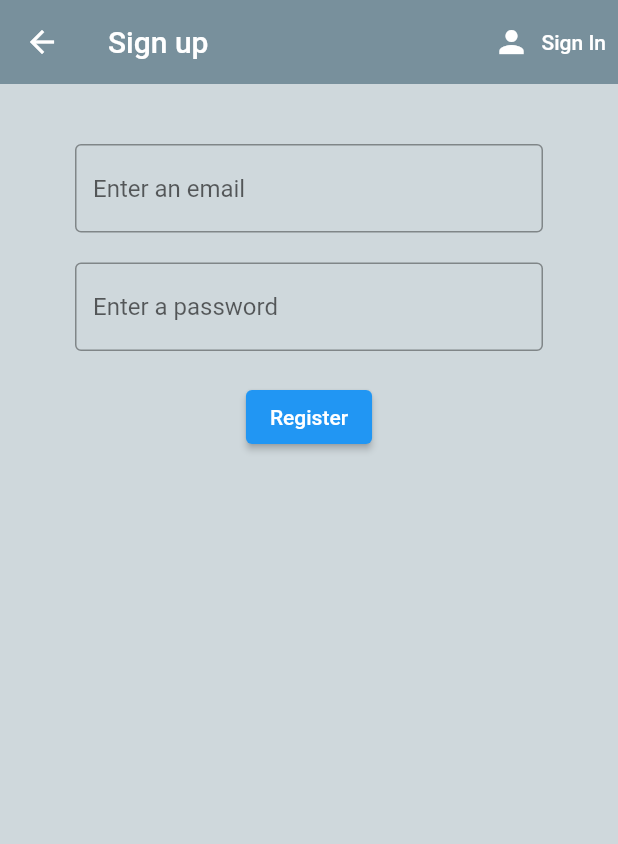
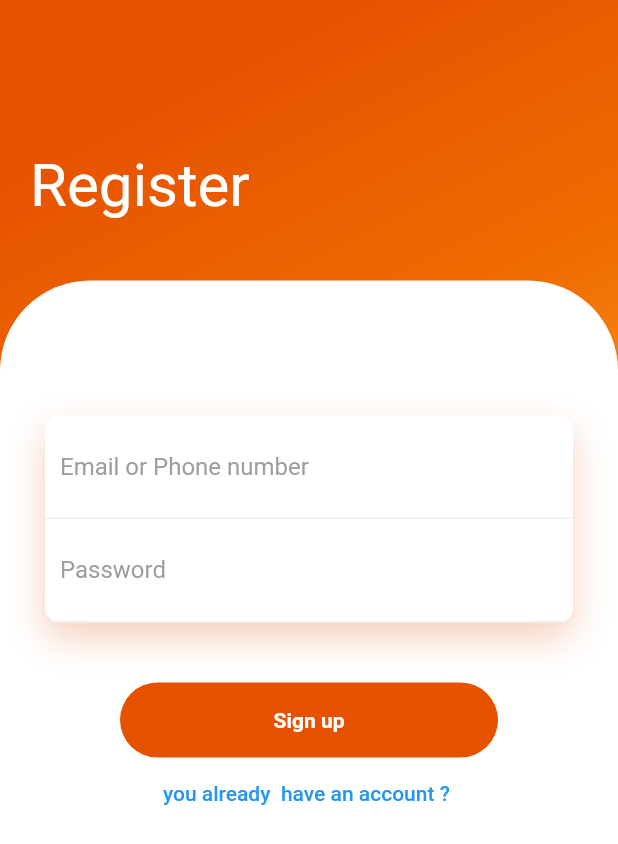
Before and after one commit to bayrem999/Flutter-Firebase-SignIn, a Flutter app: the Register screen opened directly with empty values, on a phone screen of 412 x 824 dp. Shown: the top 844 px of the screen. Run offline on Flutter 3.47's test engine with Material 2 defaults, Android fonts, the phone set to English and light mode, and no system bars; our stand-ins replace animated_splash_screen, cloud_firestore, firebase_auth, firebase_core, lottie; accounts and stored records are empty.

Commit message:
UI_update : Register

```diff
--- a/lib/screens/Authentification/ForgotPass.dart
+++ b/lib/screens/Authentification/ForgotPass.dart
@@ -19,6 +19,11 @@ class _ForgotPassState extends State<ForgotPass> {
   Widget build(BuildContext context) {
     return Scaffold(
       appBar: AppBar(
+        shape: ContinuousRectangleBorder(
+          borderRadius: BorderRadius.vertical(
+            bottom: Radius.circular( 30.0),
+          ),
+        ),
         title: Text("Reset Password"),
       ),
       body:
--- a/lib/screens/Authentification/register.dart
+++ b/lib/screens/Authentification/register.dart
@@ -21,7 +21,7 @@ class _RegisterState extends State<Register> {
   String error = '';
   @override
   Widget build(BuildContext context) {
-    return Scaffold(
+    return /*Scaffold(
         backgroundColor: Colors.blueGrey[100],
       appBar: AppBar(
         backgroundColor: Colors.blueGrey[400],
@@ -101,6 +101,140 @@ class _RegisterState extends State<Register> {
     ),
     ),
     ),
-    );
+    );*/
+
+    // Ui Update
+
+
+
+
+      Scaffold(
+
+        body: Container(
+          width: double.infinity,
+          decoration: BoxDecoration(
+              gradient: LinearGradient(
+                  begin: Alignment.topCenter,
+                  colors: [
+                    Color(0xFFE65100), Color(0xFFEF6C00), Color(0xFFFFA726)
+                  ]
+              )
+          ),
+
+          child: Column(
+              crossAxisAlignment: CrossAxisAlignment.start,
+              children: <Widget>[
+                SizedBox(height: 80,),
+                const Padding(
+                  padding: EdgeInsets.all(20),
+
+
+                  child: Column(
+                    crossAxisAlignment: CrossAxisAlignment.start,
+                    children: <Widget>[
+                      Text("Register", style: TextStyle(color: Colors.white, fontSize: 40),),
+
+
+                    ],
+                  ),
+
+
+
+
+                ),
+                SizedBox(height: 20),
+                Expanded(
+                  child: Container(
+                    decoration: BoxDecoration(
+                        color: Colors.white,
+                        borderRadius: BorderRadius.only(topLeft: Radius.circular(60), topRight: Radius.circular(60))
+                    ),
+
+
+                    child: SingleChildScrollView(
+                      child: Padding(
+                        padding: EdgeInsets.all(30),
+                        child: Column(
+                          children: <Widget>[
+                            SizedBox(height: 60,),
+                            Container(
+                              decoration: BoxDecoration(
+                                  color: Colors.white,
+                                  borderRadius: BorderRadius.circular(10),
+                                  boxShadow: [BoxShadow(
+                                      color: Color.fromRGBO(225, 95, 27, .3),
+                                      blurRadius: 20,
+                                      offset: Offset(0, 10)
+                                  )]
+                              ),
+                              child: Column(
+                                children: <Widget>[
+                                  Container(
+                                    padding: EdgeInsets.all(10),
+                                    decoration: BoxDecoration(
+                                        border: Border(bottom: BorderSide(color: Color(0xFFEEEEEE)))
+                                    ),
+                                    child: TextField(
+                                      decoration: InputDecoration(
+                                          hintText: "Email or Phone number",
+                                          hintStyle: TextStyle(color: Colors.grey),
+                                          border: InputBorder.none
+                                      ),
+                                    ),
+                                  ),
+                                  Container(
+                                    padding: EdgeInsets.all(10),
+                                    decoration: BoxDecoration(
+                                        border: Border(bottom: BorderSide(color: Color(0xFFEEEEEE)))
+                                    ),
+                                    child: TextField(
+                                      decoration: InputDecoration(
+                                          hintText: "Password",
+                                          hintStyle: TextStyle(color: Colors.grey),
+                                          border: InputBorder.none
+                                      ),
+                                    ),
+                                  ),
+                                ],
+                              ),
+                            ),
+
+                            SizedBox(height: 40,),
+                            Container(
+                              height: 50,
+                              margin: EdgeInsets.symmetric(horizontal: 50),
+                              decoration: BoxDecoration(
+                                  borderRadius: BorderRadius.circular(50),
+                                  color: Colors.orange[900]
+                              ),
+                              child: Center(
+                                child: Text("Sign up", style: TextStyle(color: Colors.white, fontWeight: FontWeight.bold),),
+                              ),
+                            ),
+
+                            TextButton(onPressed: ()  {
+                              widget.toggleView();
+
+                            },  child: Text('you already  have an account ? ') ),
+
+
+                            SizedBox(height: 30,),
+
+
+                          ],
+                        ),
+                      ),
+                    ),
+
+                  ),
+                ),
+              ]
+          ),
+
+
+        ),
+      );
+
+
   }
 }
--- a/lib/screens/Authentification/sign_in.dart
+++ b/lib/screens/Authentification/sign_in.dart
@@ -142,6 +142,7 @@ class _SignInState extends State<SignIn> {
     );*/
 
      Scaffold(
+
         body: Container(
         width: double.infinity,
         decoration: BoxDecoration(
@@ -157,8 +158,10 @@ class _SignInState extends State<SignIn> {
     crossAxisAlignment: CrossAxisAlignment.start,
     children: <Widget>[
     SizedBox(height: 80,),
-    Padding(
+    const Padding(
     padding: EdgeInsets.all(20),
+
+
        child: Column(
         crossAxisAlignment: CrossAxisAlignment.start,
         children: <Widget>[
@@ -167,6 +170,10 @@ class _SignInState extends State<SignIn> {
         Text("Welcome Back", style: TextStyle(color: Colors.white, fontSize: 18),),
         ],
         ),
+
+
+
+
     ),
     SizedBox(height: 20),
     Expanded(
@@ -225,7 +232,16 @@ class _SignInState extends State<SignIn> {
                 ),
               ),
               SizedBox(height: 40,),
-               Text("Forgot Password?", style: TextStyle(color: Colors.grey),),
+              GestureDetector(
+                  onTap: (){
+                    Navigator.push(context,
+                      MaterialPageRoute(builder: (context)
+                      {
+                        return ForgotPass();
+                      }),);
+
+                  },
+                  child: Text(" Forgot password ? " , style:TextStyle(color: Colors.blue,fontWeight: FontWeight.bold,) ,)),
               SizedBox(height: 40,),
                Container(
                 height: 50,
@@ -238,7 +254,14 @@ class _SignInState extends State<SignIn> {
                   child: Text("Login", style: TextStyle(color: Colors.white, fontWeight: FontWeight.bold),),
                 ),
               ),
-              SizedBox(height: 50,),
+
+              TextButton(onPressed: ()  {
+                widget.toggleView();
+
+              },  child: Text('you dont have an account ? ') ),
+
+
+              SizedBox(height: 30,),
                Text("Continue with social media", style: TextStyle(color: Colors.grey),),
               SizedBox(height: 30,),
               Row(
```
Lines whose indentation alone changed are shown as unchanged.
